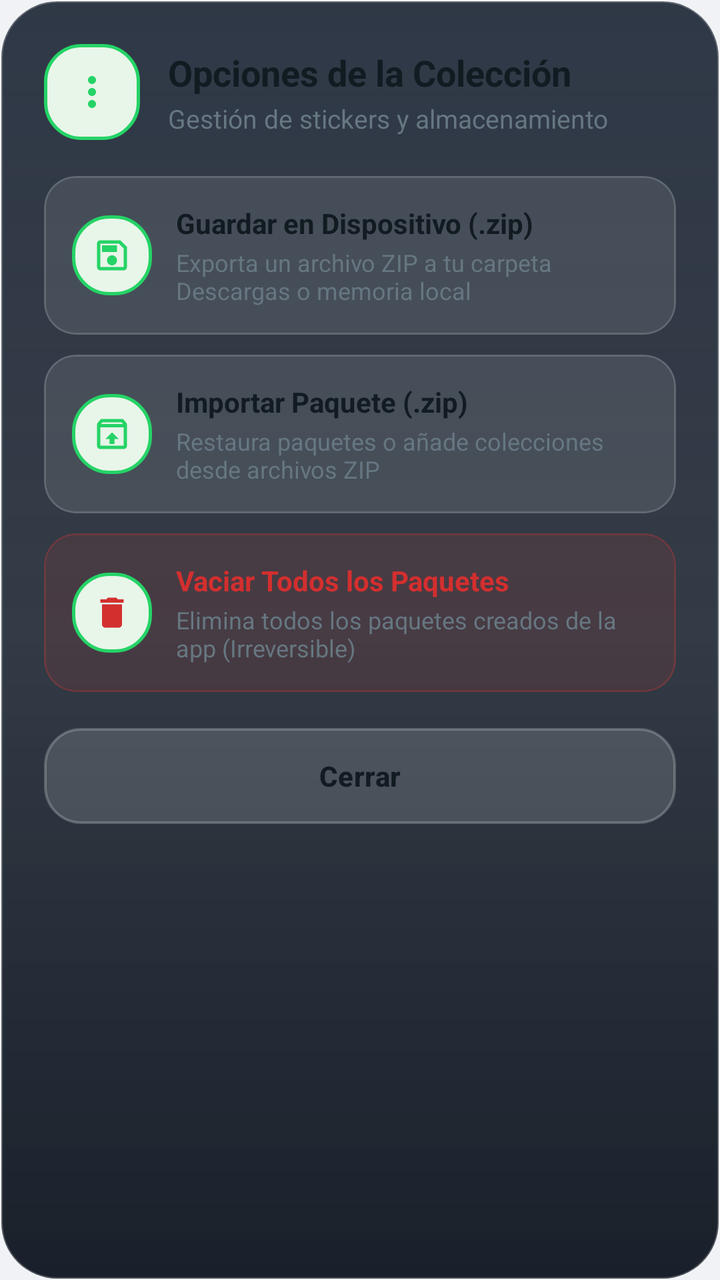
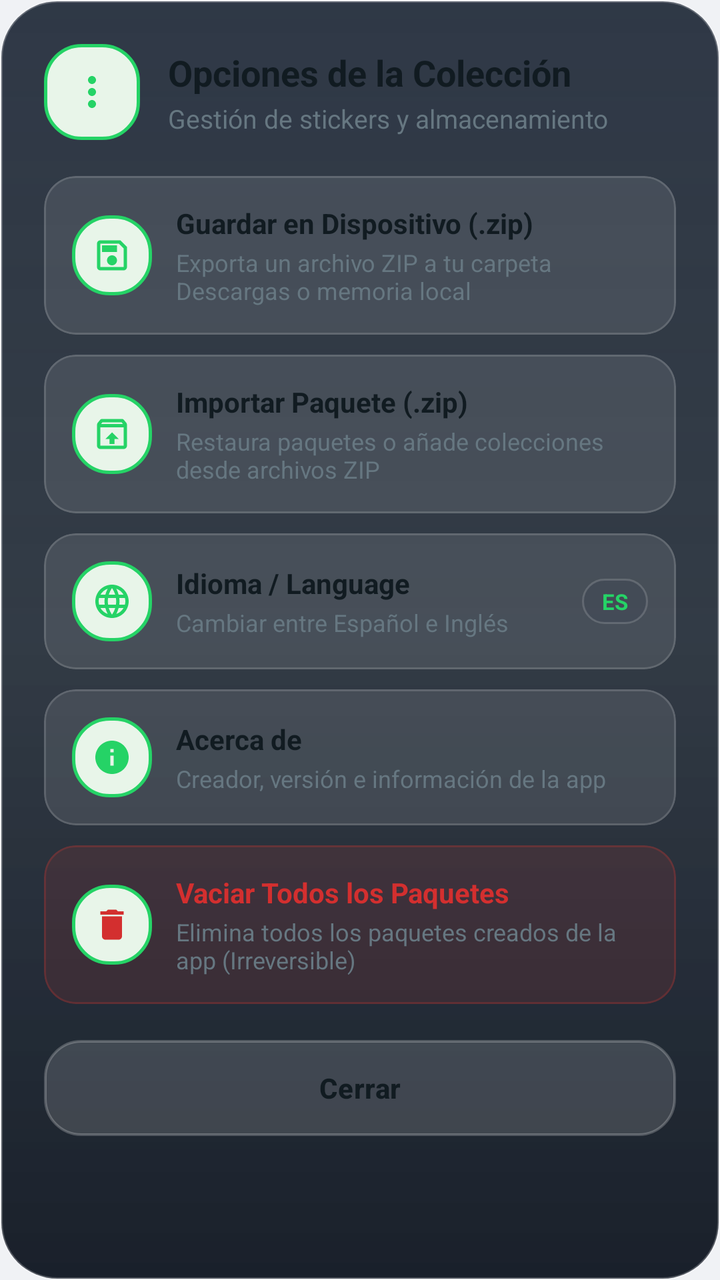

Two renders of the same Android screen: before a commit and after it. Below are the layout's source before the change and the commit's diff.
<!-- AndroidManifest.xml: application theme Theme.WhatsAppStickerMaker -->
<!-- res/layout/dialog_main_more_options.xml -->
<?xml version="1.0" encoding="utf-8"?>
<LinearLayout xmlns:android="http://schemas.android.com/apk/res/android"
    xmlns:app="http://schemas.android.com/apk/res-auto"
    android:layout_width="match_parent"
    android:layout_height="wrap_content"
    android:background="@drawable/bg_liquid_glass_dialog"
    android:orientation="vertical"
    android:padding="22dp">

    
    <LinearLayout
        android:layout_width="match_parent"
        android:layout_height="wrap_content"
        android:gravity="center_vertical"
        android:orientation="horizontal">

        <FrameLayout
            android:layout_width="48dp"
            android:layout_height="48dp"
            android:background="@drawable/bg_dialog_icon_squircle">

            <ImageView
                android:layout_width="24dp"
                android:layout_height="24dp"
                android:layout_gravity="center"
                android:contentDescription="@null"
                android:src="@drawable/ic_more_vert"
                app:tint="@color/accent_whatsapp" />

        </FrameLayout>

        <LinearLayout
            android:layout_width="0dp"
            android:layout_height="wrap_content"
            android:layout_marginStart="14dp"
            android:layout_weight="1"
            android:orientation="vertical">

            <TextView
                android:layout_width="wrap_content"
                android:layout_height="wrap_content"
                android:text="Opciones de la Colección"
                android:textColor="@color/text_primary"
                android:textSize="18sp"
                android:textStyle="bold" />

            <TextView
                android:layout_width="wrap_content"
                android:layout_height="wrap_content"
                android:layout_marginTop="2dp"
                android:text="Gestión de stickers y almacenamiento"
                android:textColor="@color/text_secondary"
                android:textSize="13sp" />

        </LinearLayout>

    </LinearLayout>

    
    <LinearLayout
        android:layout_width="match_parent"
        android:layout_height="wrap_content"
        android:layout_marginTop="18dp"
        android:orientation="vertical">

        
        <com.google.android.material.card.MaterialCardView
            android:id="@+id/cardOptionSaveZip"
            android:layout_width="match_parent"
            android:layout_height="wrap_content"
            android:clickable="true"
            android:focusable="true"
            app:cardBackgroundColor="#1AFFFFFF"
            app:cardCornerRadius="16dp"
            app:cardElevation="0dp"
            app:strokeColor="#25FFFFFF"
            app:strokeWidth="1dp">

            <LinearLayout
                android:layout_width="match_parent"
                android:layout_height="wrap_content"
                android:gravity="center_vertical"
                android:orientation="horizontal"
                android:padding="14dp">

                <FrameLayout
                    android:layout_width="40dp"
                    android:layout_height="40dp"
                    android:background="@drawable/bg_dialog_icon_squircle">

                    <ImageView
                        android:layout_width="20dp"
                        android:layout_height="20dp"
                        android:layout_gravity="center"
                        android:contentDescription="@null"
                        android:src="@drawable/ic_save"
                        app:tint="@color/accent_whatsapp" />

                </FrameLayout>

                <LinearLayout
                    android:layout_width="0dp"
                    android:layout_height="wrap_content"
                    android:layout_marginStart="12dp"
                    android:layout_weight="1"
                    android:orientation="vertical">

                    <TextView
                        android:layout_width="wrap_content"
                        android:layout_height="wrap_content"
                        android:text="Guardar en Dispositivo (.zip)"
                        android:textColor="@color/text_primary"
                        android:textSize="14sp"
                        android:textStyle="bold" />

                    <TextView
                        android:layout_width="wrap_content"
                        android:layout_height="wrap_content"
                        android:layout_marginTop="2dp"
                        android:text="Exporta un archivo ZIP a tu carpeta Descargas o memoria local"
                        android:textColor="@color/text_secondary"
                        android:textSize="12sp" />

                </LinearLayout>

            </LinearLayout>

        </com.google.android.material.card.MaterialCardView>

        
        <com.google.android.material.card.MaterialCardView
            android:id="@+id/cardOptionImportZip"
            android:layout_width="match_parent"
            android:layout_height="wrap_content"
            android:layout_marginTop="10dp"
            android:clickable="true"
            android:focusable="true"
            app:cardBackgroundColor="#1AFFFFFF"
            app:cardCornerRadius="16dp"
            app:cardElevation="0dp"
            app:strokeColor="#25FFFFFF"
            app:strokeWidth="1dp">

            <LinearLayout
                android:layout_width="match_parent"
                android:layout_height="wrap_content"
                android:gravity="center_vertical"
                android:orientation="horizontal"
                android:padding="14dp">

                <FrameLayout
                    android:layout_width="40dp"
                    android:layout_height="40dp"
                    android:background="@drawable/bg_dialog_icon_squircle">

                    <ImageView
                        android:layout_width="20dp"
                        android:layout_height="20dp"
                        android:layout_gravity="center"
                        android:contentDescription="@null"
                        android:src="@drawable/ic_archive"
                        app:tint="@color/accent_whatsapp" />

                </FrameLayout>

                <LinearLayout
                    android:layout_width="0dp"
                    android:layout_height="wrap_content"
                    android:layout_marginStart="12dp"
                    android:layout_weight="1"
                    android:orientation="vertical">

                    <TextView
                        android:layout_width="wrap_content"
                        android:layout_height="wrap_content"
                        android:text="Importar Paquete (.zip)"
                        android:textColor="@color/text_primary"
                        android:textSize="14sp"
                        android:textStyle="bold" />

                    <TextView
                        android:layout_width="wrap_content"
                        android:layout_height="wrap_content"
                        android:layout_marginTop="2dp"
                        android:text="Restaura paquetes o añade colecciones desde archivos ZIP"
                        android:textColor="@color/text_secondary"
                        android:textSize="12sp" />

                </LinearLayout>

            </LinearLayout>

        </com.google.android.material.card.MaterialCardView>

        
        <com.google.android.material.card.MaterialCardView
            android:id="@+id/cardOptionDeleteAll"
            android:layout_width="match_parent"
            android:layout_height="wrap_content"
            android:layout_marginTop="10dp"
            android:clickable="true"
            android:focusable="true"
            app:cardBackgroundColor="#1AFF3B30"
            app:cardCornerRadius="16dp"
            app:cardElevation="0dp"
            app:strokeColor="#33FF3B30"
            app:strokeWidth="1dp">

            <LinearLayout
                android:layout_width="match_parent"
                android:layout_height="wrap_content"
                android:gravity="center_vertical"
                android:orientation="horizontal"
                android:padding="14dp">

                <FrameLayout
                    android:layout_width="40dp"
                    android:layout_height="40dp"
                    android:background="@drawable/bg_dialog_icon_squircle">

                    <ImageView
                        android:layout_width="20dp"
                        android:layout_height="20dp"
                        android:layout_gravity="center"
                        android:contentDescription="@null"
                        android:src="@drawable/ic_delete"
                        app:tint="@color/danger" />

                </FrameLayout>

                <LinearLayout
                    android:layout_width="0dp"
                    android:layout_height="wrap_content"
                    android:layout_marginStart="12dp"
                    android:layout_weight="1"
                    android:orientation="vertical">

                    <TextView
                        android:layout_width="wrap_content"
                        android:layout_height="wrap_content"
                        android:text="Vaciar Todos los Paquetes"
                        android:textColor="@color/danger"
                        android:textSize="14sp"
                        android:textStyle="bold" />

                    <TextView
                        android:layout_width="wrap_content"
                        android:layout_height="wrap_content"
                        android:layout_marginTop="2dp"
                        android:text="Elimina todos los paquetes creados de la app (Irreversible)"
                        android:textColor="@color/text_secondary"
                        android:textSize="12sp" />

                </LinearLayout>

            </LinearLayout>

        </com.google.android.material.card.MaterialCardView>

    </LinearLayout>

    
    <com.google.android.material.button.MaterialButton
        android:id="@+id/btnCloseOptions"
        android:layout_width="match_parent"
        android:layout_height="wrap_content"
        android:layout_marginTop="18dp"
        android:background="@drawable/bg_liquid_glass_button_secondary"
        android:paddingVertical="10dp"
        android:text="Cerrar"
        android:textColor="@color/text_primary"
        android:textSize="14sp"
        android:textStyle="bold"
        app:backgroundTint="@null"
        app:cornerRadius="16dp" />

</LinearLayout>
<!-- resources referenced by this layout -->
<resources>
  <color name="accent_whatsapp">#25D366</color>
  <color name="danger">#D32F2F</color>
  <color name="text_primary">#111B21</color>
  <color name="text_secondary">#667781</color>
  <color name="tonal_green_bg">#E8F5E9</color>
  <color name="primary">#008069</color>
  <color name="primary_dark">#006954</color>
  <color name="white">#FFFFFF</color>
  <color name="background_light">#F0F2F5</color>
  <color name="surface_light">#FFFFFF</color>
  <color name="card_stroke">#E2E8F0</color>
  <style name="ShapeAppearance.WhatsAppStickerMaker.DialogCorner" parent="ShapeAppearance.Material3.Corner.ExtraLarge">
          <item name="cornerSize">24dp</item>
      </style>
  <!-- unchanged entries left out for length: 9 -->
</resources>

<!-- the commit's change to res/layout/dialog_main_more_options.xml (unified diff, before → after) -->
@@ -39,7 +39,7 @@
             <TextView
                 android:layout_width="wrap_content"
                 android:layout_height="wrap_content"
-                android:text="Opciones de la Colección"
+                android:text="@string/options_title"
                 android:textColor="@color/text_primary"
                 android:textSize="18sp"
                 android:textStyle="bold" />
@@ -48,7 +48,7 @@
                 android:layout_width="wrap_content"
                 android:layout_height="wrap_content"
                 android:layout_marginTop="2dp"
-                android:text="Gestión de stickers y almacenamiento"
+                android:text="@string/options_subtitle"
                 android:textColor="@color/text_secondary"
                 android:textSize="13sp" />
 
@@ -108,7 +108,7 @@
                     <TextView
                         android:layout_width="wrap_content"
                         android:layout_height="wrap_content"
-                        android:text="Guardar en Dispositivo (.zip)"
+                        android:text="@string/option_save_zip"
                         android:textColor="@color/text_primary"
                         android:textSize="14sp"
                         android:textStyle="bold" />
@@ -117,7 +117,7 @@
                         android:layout_width="wrap_content"
                         android:layout_height="wrap_content"
                         android:layout_marginTop="2dp"
-                        android:text="Exporta un archivo ZIP a tu carpeta Descargas o memoria local"
+                        android:text="@string/option_save_zip_desc"
                         android:textColor="@color/text_secondary"
                         android:textSize="12sp" />
 
@@ -173,7 +173,7 @@
                     <TextView
                         android:layout_width="wrap_content"
                         android:layout_height="wrap_content"
-                        android:text="Importar Paquete (.zip)"
+                        android:text="@string/option_import_zip"
                         android:textColor="@color/text_primary"
                         android:textSize="14sp"
                         android:textStyle="bold" />
@@ -182,7 +182,150 @@
                         android:layout_width="wrap_content"
                         android:layout_height="wrap_content"
                         android:layout_marginTop="2dp"
-                        android:text="Restaura paquetes o añade colecciones desde archivos ZIP"
+                        android:text="@string/option_import_zip_desc"
+                        android:textColor="@color/text_secondary"
+                        android:textSize="12sp" />
+
+                </LinearLayout>
+
+            </LinearLayout>
+
+        </com.google.android.material.card.MaterialCardView>
+
+        
+        <com.google.android.material.card.MaterialCardView
+            android:id="@+id/cardOptionLanguage"
+            android:layout_width="match_parent"
+            android:layout_height="wrap_content"
+            android:layout_marginTop="10dp"
+            android:clickable="true"
+            android:focusable="true"
+            app:cardBackgroundColor="#1AFFFFFF"
+            app:cardCornerRadius="16dp"
+            app:cardElevation="0dp"
+            app:strokeColor="#25FFFFFF"
+            app:strokeWidth="1dp">
+
+            <LinearLayout
+                android:layout_width="match_parent"
+                android:layout_height="wrap_content"
+                android:gravity="center_vertical"
+                android:orientation="horizontal"
+                android:padding="14dp">
+
+                <FrameLayout
+                    android:layout_width="40dp"
+                    android:layout_height="40dp"
+                    android:background="@drawable/bg_dialog_icon_squircle">
+
+                    <ImageView
+                        android:layout_width="20dp"
+                        android:layout_height="20dp"
+                        android:layout_gravity="center"
+                        android:contentDescription="@null"
+                        android:src="@drawable/ic_language"
+                        app:tint="@color/accent_whatsapp" />
+
+                </FrameLayout>
+
+                <LinearLayout
+                    android:layout_width="0dp"
+                    android:layout_height="wrap_content"
+                    android:layout_marginStart="12dp"
+                    android:layout_weight="1"
+                    android:orientation="vertical">
+
+                    <TextView
+                        android:layout_width="wrap_content"
+                        android:layout_height="wrap_content"
+                        android:text="@string/option_language"
+                        android:textColor="@color/text_primary"
+                        android:textSize="14sp"
+                        android:textStyle="bold" />
+
+                    <TextView
+                        android:id="@+id/tvCurrentLanguage"
+                        android:layout_width="wrap_content"
+                        android:layout_height="wrap_content"
+                        android:layout_marginTop="2dp"
+                        android:text="@string/option_language_desc"
+                        android:textColor="@color/text_secondary"
+                        android:textSize="12sp" />
+
+                </LinearLayout>
+
+                <TextView
+                    android:id="@+id/tvLanguageBadge"
+                    android:layout_width="wrap_content"
+                    android:layout_height="wrap_content"
+                    android:background="@drawable/bg_liquid_glass_banner"
+                    android:paddingHorizontal="10dp"
+                    android:paddingVertical="4dp"
+                    android:text="ES"
+                    android:textColor="@color/accent_whatsapp"
+                    android:textSize="11sp"
+                    android:textStyle="bold" />
+
+            </LinearLayout>
+
+        </com.google.android.material.card.MaterialCardView>
+
+        
+        <com.google.android.material.card.MaterialCardView
+            android:id="@+id/cardOptionAbout"
+            android:layout_width="match_parent"
+            android:layout_height="wrap_content"
+            android:layout_marginTop="10dp"
+            android:clickable="true"
+            android:focusable="true"
+            app:cardBackgroundColor="#1AFFFFFF"
+            app:cardCornerRadius="16dp"
+            app:cardElevation="0dp"
+            app:strokeColor="#25FFFFFF"
+            app:strokeWidth="1dp">
+
+            <LinearLayout
+                android:layout_width="match_parent"
+                android:layout_height="wrap_content"
+                android:gravity="center_vertical"
+                android:orientation="horizontal"
+                android:padding="14dp">
+
+                <FrameLayout
+                    android:layout_width="40dp"
+                    android:layout_height="40dp"
+                    android:background="@drawable/bg_dialog_icon_squircle">
+
+                    <ImageView
+                        android:layout_width="20dp"
+                        android:layout_height="20dp"
+                        android:layout_gravity="center"
+                        android:contentDescription="@null"
+                        android:src="@drawable/ic_info"
+                        app:tint="@color/accent_whatsapp" />
+
+                </FrameLayout>
+
+                <LinearLayout
+                    android:layout_width="0dp"
+                    android:layout_height="wrap_content"
+                    android:layout_marginStart="12dp"
+                    android:layout_weight="1"
+                    android:orientation="vertical">
+
+                    <TextView
+                        android:layout_width="wrap_content"
+                        android:layout_height="wrap_content"
+                        android:text="@string/option_about"
+                        android:textColor="@color/text_primary"
+                        android:textSize="14sp"
+                        android:textStyle="bold" />
+
+                    <TextView
+                        android:layout_width="wrap_content"
+                        android:layout_height="wrap_content"
+                        android:layout_marginTop="2dp"
+                        android:text="@string/option_about_desc"
                         android:textColor="@color/text_secondary"
                         android:textSize="12sp" />
 
@@ -238,7 +381,7 @@
                     <TextView
                         android:layout_width="wrap_content"
                         android:layout_height="wrap_content"
-                        android:text="Vaciar Todos los Paquetes"
+                        android:text="@string/option_delete_all"
                         android:textColor="@color/danger"
                         android:textSize="14sp"
                         android:textStyle="bold" />
@@ -247,7 +390,7 @@
                         android:layout_width="wrap_content"
                         android:layout_height="wrap_content"
                         android:layout_marginTop="2dp"
-                        android:text="Elimina todos los paquetes creados de la app (Irreversible)"
+                        android:text="@string/option_delete_all_desc"
                         android:textColor="@color/text_secondary"
                         android:textSize="12sp" />
 
@@ -267,7 +410,7 @@
         android:layout_marginTop="18dp"
         android:background="@drawable/bg_liquid_glass_button_secondary"
         android:paddingVertical="10dp"
-        android:text="Cerrar"
+        android:text="@string/close"
         android:textColor="@color/text_primary"
         android:textSize="14sp"
         android:textStyle="bold"
<!-- resource entries referenced after the edit -->
@@ -4,6 +4,49 @@
   <color name="danger">#D32F2F</color>
   <color name="text_primary">#111B21</color>
   <color name="text_secondary">#667781</color>
+  <!-- drawable bg_liquid_glass_banner (drawable) -->
+  <?xml version="1.0" encoding="utf-8"?>
+  <shape xmlns:android="http://schemas.android.com/apk/res/android"
+      android:shape="rectangle">
+      <corners android:radius="16dp" />
+      <solid android:color="#1F283749" />
+      <stroke
+          android:width="1dp"
+          android:color="#28FFFFFF" />
+  </shape>
+  <!-- drawable ic_info (drawable) -->
+  <vector xmlns:android="http://schemas.android.com/apk/res/android"
+      android:width="24dp"
+      android:height="24dp"
+      android:viewportWidth="24"
+      android:viewportHeight="24">
+      <path
+          android:fillColor="#FFFFFFFF"
+          android:pathData="M12,2C6.48,2 2,6.48 2,12s4.48,10 10,10 10,-4.48 10,-10S17.52,2 12,2zM13,17h-2v-6h2v6zM13,9h-2V7h2v2z"/>
+  </vector>
+  <!-- drawable ic_language (drawable) -->
+  <vector xmlns:android="http://schemas.android.com/apk/res/android"
+      android:width="24dp"
+      android:height="24dp"
+      android:viewportWidth="24"
+      android:viewportHeight="24">
+      <path
+          android:fillColor="#FFFFFFFF"
+          android:pathData="M11.99,2C6.47,2 2,6.48 2,12s4.47,10 9.99,10C17.52,22 22,17.52 22,12S17.52,2 11.99,2zM18.92,8h-2.95c-0.32,-1.25 -0.78,-2.45 -1.38,-3.56 1.84,0.63 3.37,1.91 4.33,3.56zM12,4.04c0.83,1.2 1.48,2.53 1.91,3.96h-3.82c0.43,-1.43 1.08,-2.76 1.91,-3.96zM4.26,14C4.1,13.36 4,12.69 4,12s0.1,-1.36 0.26,-2h3.38c-0.08,0.66 -0.14,1.32 -0.14,2 0,0.68 0.06,1.34 0.14,2H4.26zM5.08,16h2.95c0.32,1.25 0.78,2.45 1.38,3.56 -1.84,-0.63 -3.37,-1.9 -4.33,-3.56zM8.03,8H5.08c0.96,-1.66 2.49,-2.93 4.33,-3.56C8.81,5.55 8.35,6.75 8.03,8zM12,19.96c-0.83,-1.2 -1.48,-2.53 -1.91,-3.96h3.82c-0.43,1.43 -1.08,2.76 -1.91,3.96zM14.34,14H9.66c-0.09,-0.66 -0.16,-1.32 -0.16,-2 0,-0.68 0.07,-1.35 0.16,-2h4.68c0.09,0.65 0.16,1.32 0.16,2 0,0.68 -0.07,1.34 -0.16,2zM14.59,19.56c0.6,-1.11 1.06,-2.31 1.38,-3.56h2.95c-0.96,1.65 -2.49,2.93 -4.33,3.56zM16.36,14c0.08,-0.66 0.14,-1.32 0.14,-2 0,-0.68 -0.06,-1.34 -0.14,-2h3.38c0.16,0.64 0.26,1.31 0.26,2s-0.1,1.36 -0.26,2h-3.38z"/>
+  </vector>
+  <string name="close">Cerrar</string>
+  <string name="option_about">Acerca de</string>
+  <string name="option_about_desc">Creador, versión e información de la app</string>
+  <string name="option_delete_all">Vaciar Todos los Paquetes</string>
+  <string name="option_delete_all_desc">Elimina todos los paquetes creados de la app (Irreversible)</string>
+  <string name="option_import_zip">Importar Paquete (.zip)</string>
+  <string name="option_import_zip_desc">Restaura paquetes o añade colecciones desde archivos ZIP</string>
+  <string name="option_language">Idioma / Language</string>
+  <string name="option_language_desc">Cambiar entre Español e Inglés</string>
+  <string name="option_save_zip">Guardar en Dispositivo (.zip)</string>
+  <string name="option_save_zip_desc">Exporta un archivo ZIP a tu carpeta Descargas o memoria local</string>
+  <string name="options_subtitle">Gestión de stickers y almacenamiento</string>
+  <string name="options_title">Opciones de la Colección</string>
   <color name="tonal_green_bg">#E8F5E9</color>
   <color name="primary">#008069</color>
   <color name="primary_dark">#006954</color>
